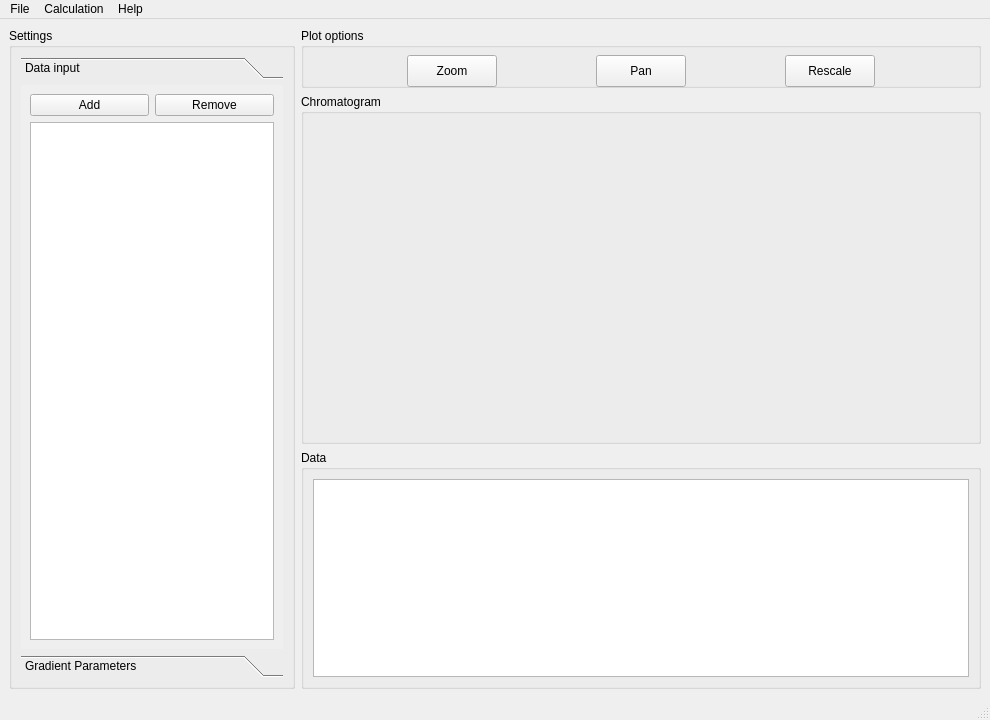
Qt form gui/mainwindow.ui (gmrandazzo/PyLSS) before a commit.
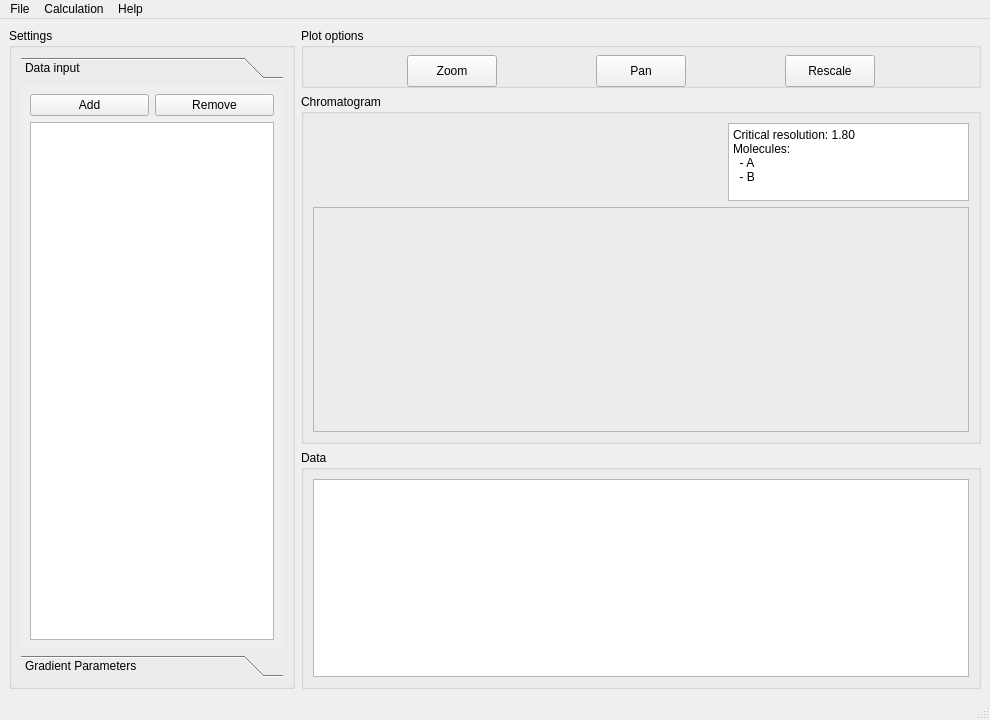
The same form after that commit.

Commit message: Upgraded importfile; Added critical peak viewer in chromatogram and molecule finder

```diff
--- a/gui/mainwindow.ui
+++ b/gui/mainwindow.ui
@@ -306,6 +306,53 @@
       <property name="title">
        <string>Chromatogram</string>
       </property>
+      <layout class="QGridLayout" name="gridLayout_11">
+       <item row="0" column="0">
+        <spacer name="horizontalSpacer">
+         <property name="orientation">
+          <enum>Qt::Horizontal</enum>
+         </property>
+         <property name="sizeHint" stdset="0">
+          <size>
+           <width>396</width>
+           <height>20</height>
+          </size>
+         </property>
+        </spacer>
+       </item>
+       <item row="0" column="1">
+        <widget class="QPlainTextEdit" name="plainTextEdit">
+         <property name="maximumSize">
+          <size>
+           <width>241</width>
+           <height>78</height>
+          </size>
+         </property>
+         <property name="readOnly">
+          <bool>true</bool>
+         </property>
+         <property name="plainText">
+          <string>Critical resolution: 1.80
+Molecules: 
+  - A
+  - B</string>
+         </property>
+         <property name="overwriteMode">
+          <bool>true</bool>
+         </property>
+        </widget>
+       </item>
+       <item row="1" column="0" colspan="2">
+        <widget class="QFrame" name="framePlot">
+         <property name="frameShape">
+          <enum>QFrame::StyledPanel</enum>
+         </property>
+         <property name="frameShadow">
+          <enum>QFrame::Raised</enum>
+         </property>
+        </widget>
+       </item>
+      </layout>
      </widget>
     </item>
     <item row="2" column="1">
```
The commit also changes 9 other files.
